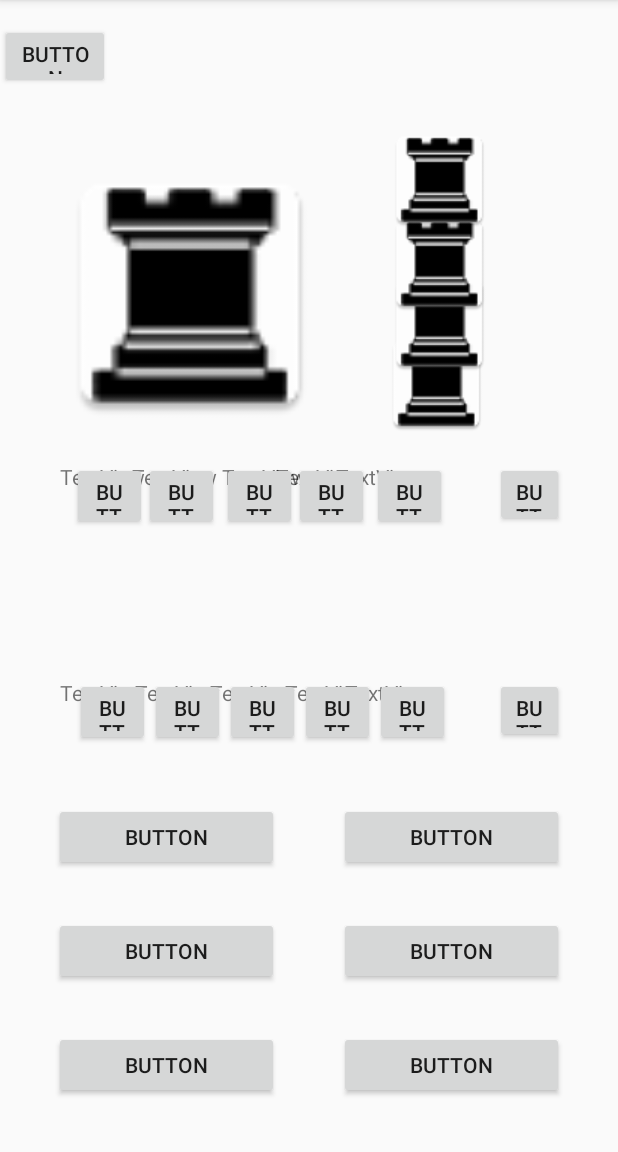
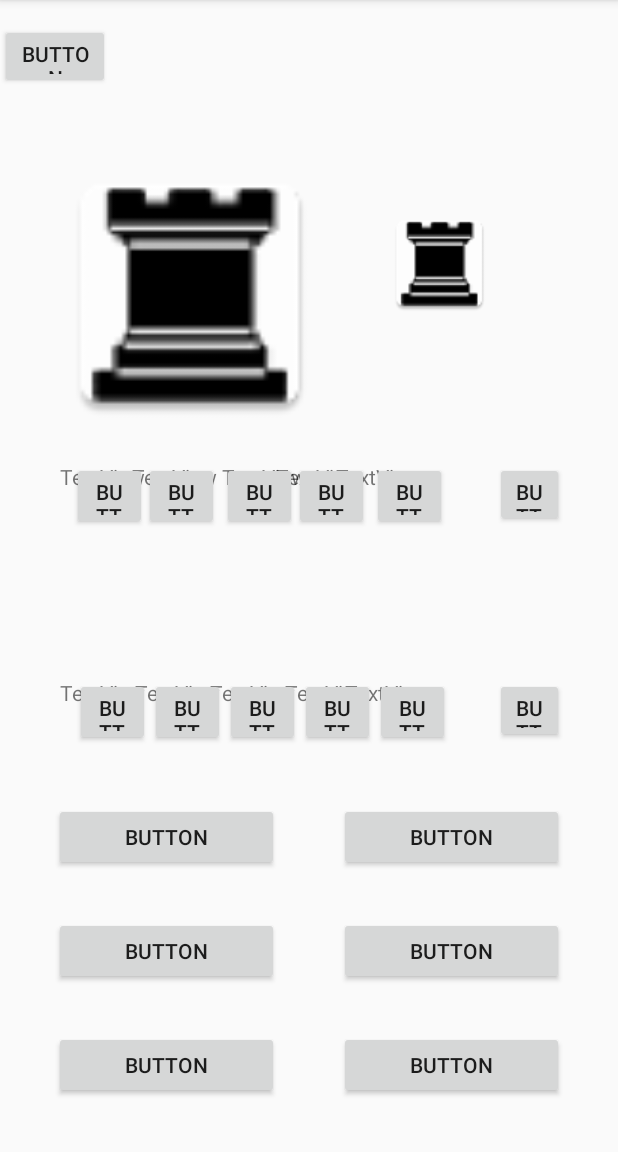
Before and after one commit to latedude2/LanguageGame, an Android app: the screen it shows after launch (MainActivity), on a phone screen of 412 x 824 dp, the part 84-1236 px from its top. Run offline under Robolectric (Android 15) with nearby library versions, the phone set to English and light mode, and no system bars.

Commit message:
Small changes

```diff
--- a/app/src/main/java/com/example/test4/MainActivity.java
+++ b/app/src/main/java/com/example/test4/MainActivity.java
@@ -16,7 +16,9 @@ public class MainActivity extends AppCompatActivity {
         super.onCreate(savedInstanceState);
         setContentView(R.layout.activity_main);
 
-        /*img = findViewById(R.id.imageTest);
+
+
+        /*img = findViewById(R.id.hint_img);
         img.setImageResource(R.mipmap.tower);
 
         Button btn = findViewById(R.id.button);
--- a/app/src/main/res/layout/activity_main.xml
+++ b/app/src/main/res/layout/activity_main.xml
@@ -367,28 +367,6 @@
         app:srcCompat="@mipmap/tower" />
 
     <ImageView
-        android:id="@+id/hint_img_1"
-        android:layout_width="77dp"
-        android:layout_height="72dp"
-        android:layout_marginTop="220dp"
-        android:layout_marginEnd="82dp"
-        android:layout_marginRight="82dp"
-        app:layout_constraintEnd_toEndOf="parent"
-        app:layout_constraintTop_toTopOf="parent"
-        app:srcCompat="@mipmap/tower" />
-
-    <ImageView
-        android:id="@+id/hint_img_2"
-        android:layout_width="77dp"
-        android:layout_height="72dp"
-        android:layout_marginTop="180dp"
-        android:layout_marginEnd="80dp"
-        android:layout_marginRight="80dp"
-        app:layout_constraintEnd_toEndOf="parent"
-        app:layout_constraintTop_toTopOf="parent"
-        app:srcCompat="@mipmap/tower" />
-
-    <ImageView
         android:id="@+id/hint_img_3"
         android:layout_width="77dp"
         android:layout_height="72dp"
@@ -399,15 +377,4 @@
         app:layout_constraintTop_toTopOf="parent"
         app:srcCompat="@mipmap/tower" />
 
-    <ImageView
-        android:id="@+id/hint_img_4"
-        android:layout_width="77dp"
-        android:layout_height="72dp"
-        android:layout_marginTop="84dp"
-        android:layout_marginEnd="80dp"
-        android:layout_marginRight="80dp"
-        app:layout_constraintEnd_toEndOf="parent"
-        app:layout_constraintTop_toTopOf="parent"
-        app:srcCompat="@mipmap/tower" />
-
 </android.support.constraint.ConstraintLayout>
```
